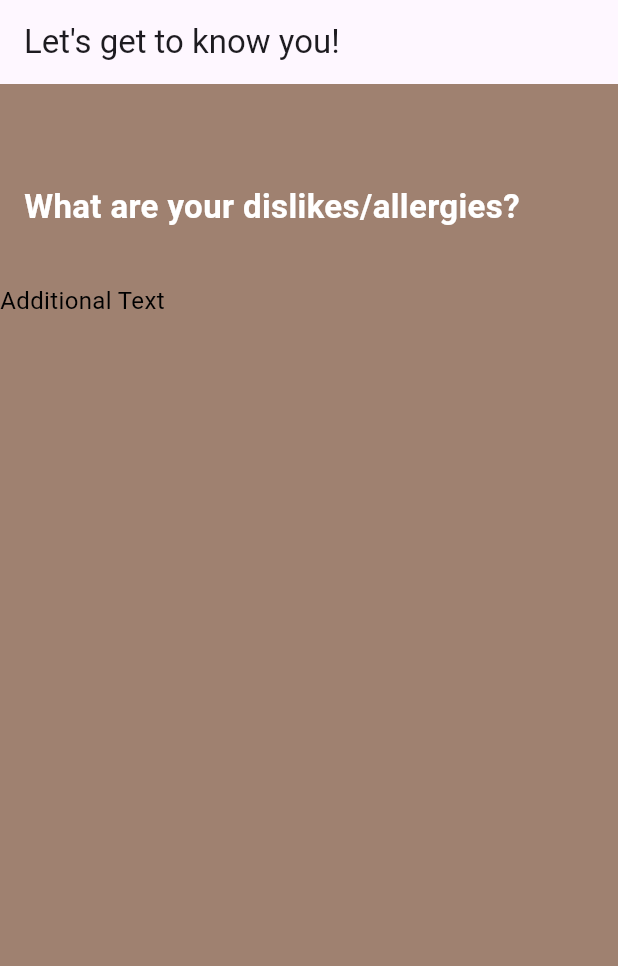
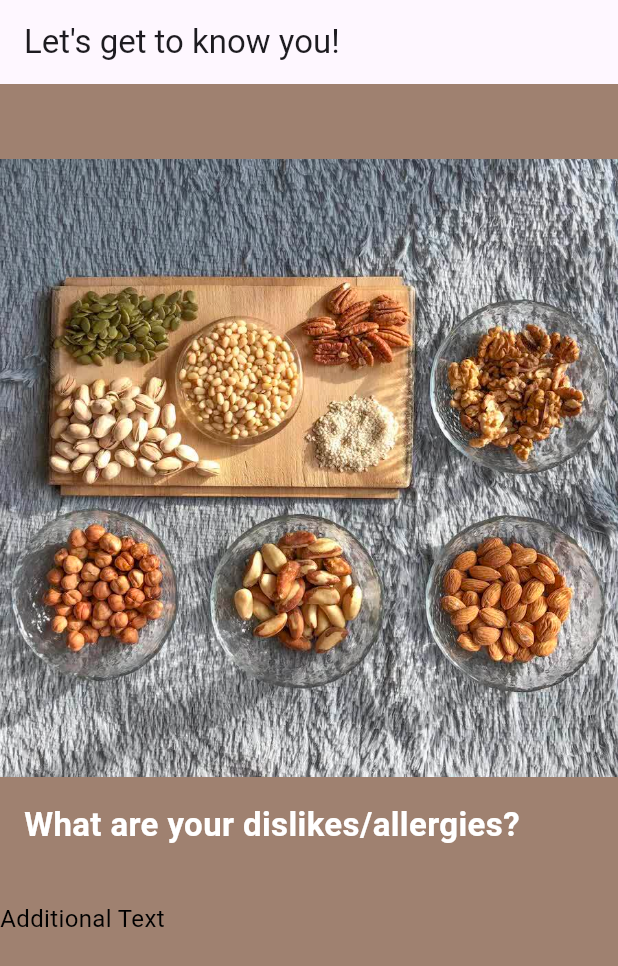
Before and after one commit to Aryan-Shahane/SmartEats, a Flutter app: the screen it shows after launch, on a phone screen of 412 x 824 dp. Shown: the top 966 px of the screen. Run offline on Flutter 3.47's test engine with Material 3 defaults, Android fonts, the phone set to English and light mode, and no system bars.

Commit message:
added image support

```diff
--- a/myapp/lib/main.dart
+++ b/myapp/lib/main.dart
@@ -23,6 +23,7 @@ class MyApp extends StatelessWidget {
           child: Column(
             crossAxisAlignment: CrossAxisAlignment.start,
             children: [
+              Image(image: AssetImage('assets/peanuts.jpeg')),
               Container(
                 padding: EdgeInsets.all(16.0), // Add padding to the container
                 child: Text(
--- a/myapp/pubspec.yaml
+++ b/myapp/pubspec.yaml
@@ -59,8 +59,8 @@ flutter:
   uses-material-design: true
 
   # To add assets to your application, add an assets section, like this:
-  # assets:
-  #   - images/a_dot_burr.jpeg
+  assets:
+     - assets/peanuts.jpeg
   #   - images/a_dot_ham.jpeg
 
   # An image asset can refer to one or more resolution-specific "variants", see
```
Also changed, not shown: myapp/assets/peanuts.jpeg (added).
